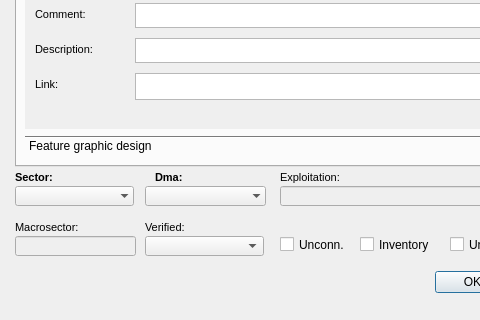
Qt form ui/ud_man_gully.ui (Giswater/giswater_qgis_plugin) before a commit; both pictures show x 0 to 480 and y 393 to 713 of the 604 by 713 pixel window.
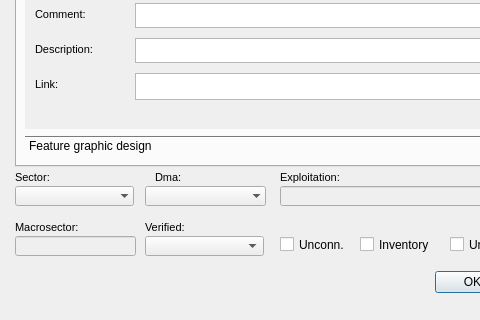
The same form after that commit. The open tabs and pages were chosen to show the change. Icons and pictures are not drawn.

Commit message: UI-obligatory fields on forms

```diff
--- a/ui/ud_man_gully.ui
+++ b/ui/ud_man_gully.ui
@@ -196,9 +196,9 @@
     <property name="font">
      <font>
       <pointsize>8</pointsize>
-      <weight>75</weight>
+      <weight>50</weight>
       <italic>false</italic>
-      <bold>true</bold>
+      <bold>false</bold>
      </font>
     </property>
     <property name="frameShape">
@@ -310,9 +310,9 @@
     <property name="font">
      <font>
       <pointsize>8</pointsize>
-      <weight>75</weight>
+      <weight>50</weight>
       <italic>false</italic>
-      <bold>true</bold>
+      <bold>false</bold>
      </font>
     </property>
     <property name="frameShape">
```
Left out of the diff: 8 changed lines with no effect on the pictures. The commit also changes 6 other files.
